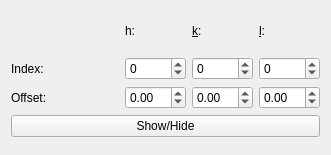
First picture: the form in gui/qt/toolwidgets/millerwidget.ui, repository sgsaenger/vipster, before the edit.
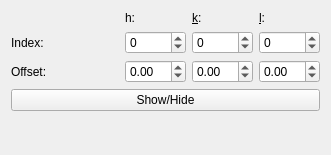
Second picture: the form after the edit.

What changed in the file:
```diff
--- a/gui/qt/toolwidgets/millerwidget.ui
+++ b/gui/qt/toolwidgets/millerwidget.ui
@@ -126,7 +126,13 @@
    <item row="4" column="0" colspan="5">
     <spacer name="verticalSpacer">
      <property name="orientation">
-      <enum>Qt::Vertical</enum>
+      <enum>Qt::Orientation::Vertical</enum>
+     </property>
+     <property name="sizeHint" stdset="0">
+      <size>
+       <width>0</width>
+       <height>0</height>
+      </size>
      </property>
     </spacer>
    </item>
```
Left out of the diff: 106 changed lines with no effect on the pictures.
